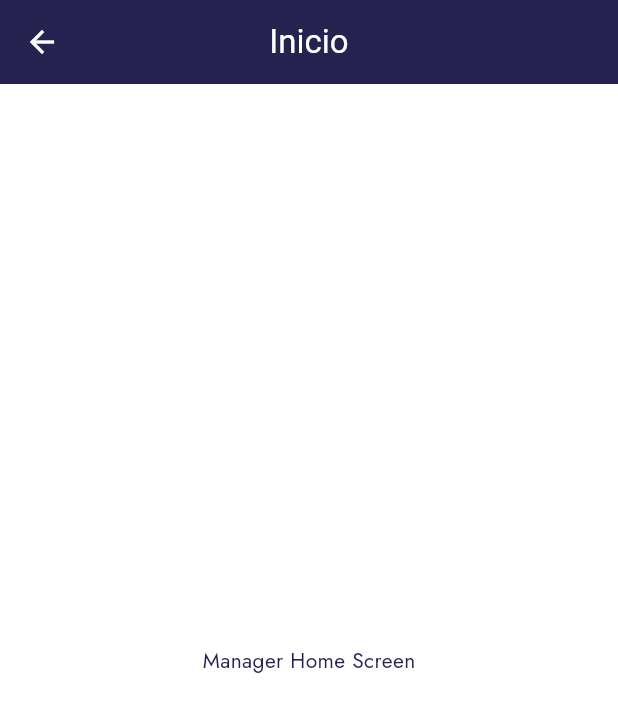
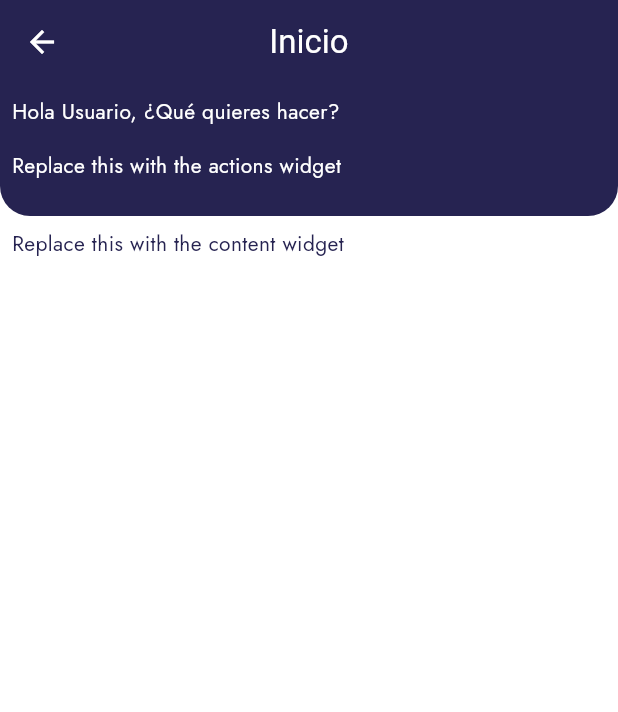
Before and after one commit to EmilianoChofis/Mobile-CleanCheck, a Flutter app: the ManagerHomeScreen screen opened directly, on a phone screen of 412 x 824 dp. Shown: the top 712 px of the screen. Run offline on Flutter 3.47's test engine with Material 3 defaults, Android fonts, the phone set to English and light mode, and no system bars; our stand-ins replace bloc, dio, equatable, flutter_bloc, shared_preferences; accounts and stored records are empty.

Commit message:
[ADD] Home template corregido

```diff
--- a/lib/core/configs/auth_routes.dart
+++ b/lib/core/configs/auth_routes.dart
@@ -4,7 +4,7 @@ import 'package:shared_preferences/shared_preferences.dart';
 
 Future<String?> getRole() async {
   SharedPreferences prefs = await SharedPreferences.getInstance();
-  return prefs.getString('role') ?? 'Maid';
+  return prefs.getString('role');
 }
 
 Widget buildRoute(Widget screen, Future<String?> roleFuture) {
--- a/lib/data/cubits/auth/auth_cubit.dart
+++ b/lib/data/cubits/auth/auth_cubit.dart
@@ -18,9 +18,11 @@ class AuthCubit extends Cubit<AuthState> {
       emit(AuthError(response.message));
     } else {
       SharedPreferences prefs = await SharedPreferences.getInstance();
+
+      List<String> name = response.data!.user.name.split(' ');
+
+      await prefs.setString('user', name[0]);
       await prefs.setString('token', response.data!.token);
-      //TODO revisar el nombre en el json
-      await prefs.setString('user', response.data!.user.name);
       await prefs.setString('role', response.data!.user.role.id);
 
       emit(AuthAuthenticated(response.data!));
--- a/lib/modules/maid/maid_home_screen.dart
+++ b/lib/modules/maid/maid_home_screen.dart
@@ -8,7 +8,7 @@ class MaidHomeScreen extends StatelessWidget {
   Widget build(BuildContext context) {
     return const Scaffold(
       appBar: CcAppBarWidget(title: "Inicio"),
-      body: HomeTemplate(
+      body: CcHomeTemplate(
         actions: Text("data"),
         content: Text("data"),
       ),
--- a/lib/modules/manager/manager_home_screen.dart
+++ b/lib/modules/manager/manager_home_screen.dart
@@ -8,8 +8,13 @@ class ManagerHomeScreen extends StatelessWidget {
   Widget build(BuildContext context) {
     return const Scaffold(
       appBar: CcAppBarWidget(title: "Inicio"),
-      body: Center(
-        child: Text("Manager Home Screen"),
+      body: CcHomeTemplate(
+        actions: Padding(
+          padding: EdgeInsets.symmetric(vertical: 16.0),
+          child: Text("Replace this with the actions widget",
+              style: TextStyle(color: Colors.white)),
+        ),
+        content: Text("Replace this with the content widget"),
       ),
     );
   }
--- /dev/null
+++ b/lib/widgets/templates/cc_home_template.dart
@@ -0,0 +1,66 @@
+import 'package:flutter/material.dart';
+import 'package:shared_preferences/shared_preferences.dart';
+import 'package:mobile_clean_check/core/theme/themes.dart';
+
+class CcHomeTemplate extends StatefulWidget {
+  final Widget actions;
+  final Widget content;
+
+  const CcHomeTemplate(
+      {required this.actions, required this.content, super.key});
+
+  @override
+  State<CcHomeTemplate> createState() => _CcHomeTemplateState();
+}
+
+class _CcHomeTemplateState extends State<CcHomeTemplate> {
+  final primaryColor = ColorSchemes.primary;
+  final surfaceColor = ColorSchemes.white;
+  String? userName;
+
+  @override
+  void initState() {
+    super.initState();
+    _getUserName();
+  }
+
+  Future<void> _getUserName() async {
+    final prefs = await SharedPreferences.getInstance();
+    setState(() => userName = prefs.getString('user'));
+  }
+
+  @override
+  Widget build(BuildContext context) {
+    return Column(
+      crossAxisAlignment: CrossAxisAlignment.start,
+      children: [
+        Container(
+          padding: const EdgeInsets.all(8.0),
+          width: double.infinity,
+          decoration: BoxDecoration(
+            color: primaryColor,
+            borderRadius: const BorderRadius.only(
+              bottomLeft: Radius.circular(20.0),
+              bottomRight: Radius.circular(20.0),
+            ),
+          ),
+          child: Column(
+            crossAxisAlignment: CrossAxisAlignment.start,
+            mainAxisSize: MainAxisSize.min,
+            children: [
+              Text(
+                'Hola ${userName ?? 'Usuario'}, ¿Qué quieres hacer?',
+                style: TextStyle(color: surfaceColor),
+              ),
+              widget.actions,
+            ],
+          ),
+        ),
+        Padding(
+          padding: const EdgeInsets.all(8.0),
+          child: widget.content,
+        ),
+      ],
+    );
+  }
+}
--- a/lib/widgets/widgets.dart
+++ b/lib/widgets/widgets.dart
@@ -18,4 +18,4 @@ export 'package:mobile_clean_check/widgets/organisms/cc_login_form_widget.dart';
 
 // Template widgets
 export 'package:mobile_clean_check/widgets/templates/cc_auth_template.dart';
-export 'package:mobile_clean_check/widgets/templates/home_template.dart';
+export 'package:mobile_clean_check/widgets/templates/cc_home_template.dart';
```
Also changed, not shown: lib/widgets/templates/home_template.dart (deleted, +0 -56 lines).
